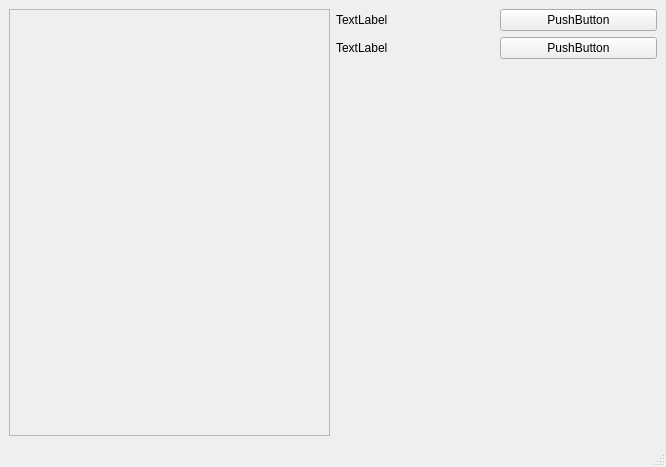
MichaelNadeauETS/LOG750, file Lab1/untitled.ui: the form before one commit.
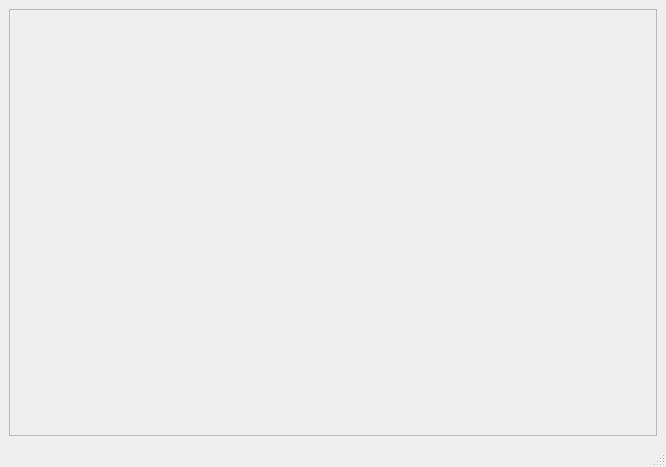
The form after the commit.

Commit message: text and rectangle class added

```diff
--- a/Lab1/untitled.ui
+++ b/Lab1/untitled.ui
@@ -24,11 +24,9 @@
      <number>6</number>
     </property>
     <item>
-     <widget class="QFrame" name="frame" >
-      <property name="sizePolicy" >
-       <sizepolicy>
-        <hsizetype>5</hsizetype>
-        <vsizetype>5</vsizetype>
+     <widget class="QFrame" name="frame">
+      <property name="sizePolicy">
+       <sizepolicy hsizetype="Preferred" vsizetype="Preferred">
         <horstretch>0</horstretch>
         <verstretch>0</verstretch>
        </sizepolicy>
@@ -41,70 +39,6 @@
       </property>
      </widget>
     </item>
-    <item>
-     <layout class="QGridLayout" >
-      <property name="margin" >
-       <number>0</number>
-      </property>
-      <property name="spacing" >
-       <number>6</number>
-      </property>
-      <item row="1" column="0" >
-       <widget class="QLabel" name="label_2" >
-        <property name="text" >
-         <string>TextLabel</string>
-        </property>
-       </widget>
-      </item>
-      <item row="2" column="0" >
-       <spacer>
-        <property name="orientation" >
-         <enum>Qt::Vertical</enum>
-        </property>
-        <property name="sizeHint" >
-         <size>
-          <width>20</width>
-          <height>40</height>
-         </size>
-        </property>
-       </spacer>
-      </item>
-      <item row="0" column="0" >
-       <widget class="QLabel" name="label" >
-        <property name="text" >
-         <string>TextLabel</string>
-        </property>
-       </widget>
-      </item>
-      <item row="1" column="1" >
-       <widget class="QPushButton" name="pushButton_2" >
-        <property name="text" >
-         <string>PushButton</string>
-        </property>
-       </widget>
-      </item>
-      <item row="0" column="1" >
-       <widget class="QPushButton" name="pushButton" >
-        <property name="text" >
-         <string>PushButton</string>
-        </property>
-       </widget>
-      </item>
-      <item row="2" column="1" >
-       <spacer>
-        <property name="orientation" >
-         <enum>Qt::Vertical</enum>
-        </property>
-        <property name="sizeHint" >
-         <size>
-          <width>20</width>
-          <height>40</height>
-         </size>
-        </property>
-       </spacer>
-      </item>
-     </layout>
-    </item>
    </layout>
   </widget>
   <widget class="QMenuBar" name="menubar" >
```
Left out of the diff: 55 changed lines with no effect on the pictures. The commit also changes 17 other files.
